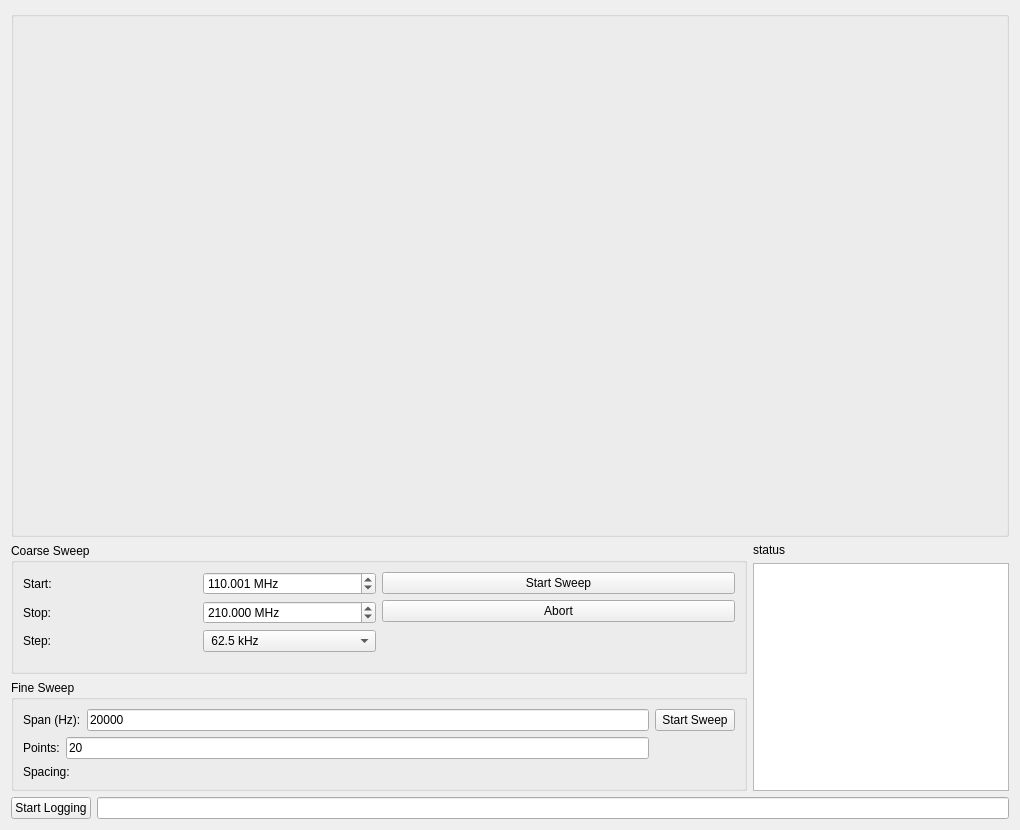
First picture: the form in apps/uis/basic_sweep.ui, repository ColumbiaCMB/kid_readout, before the edit.
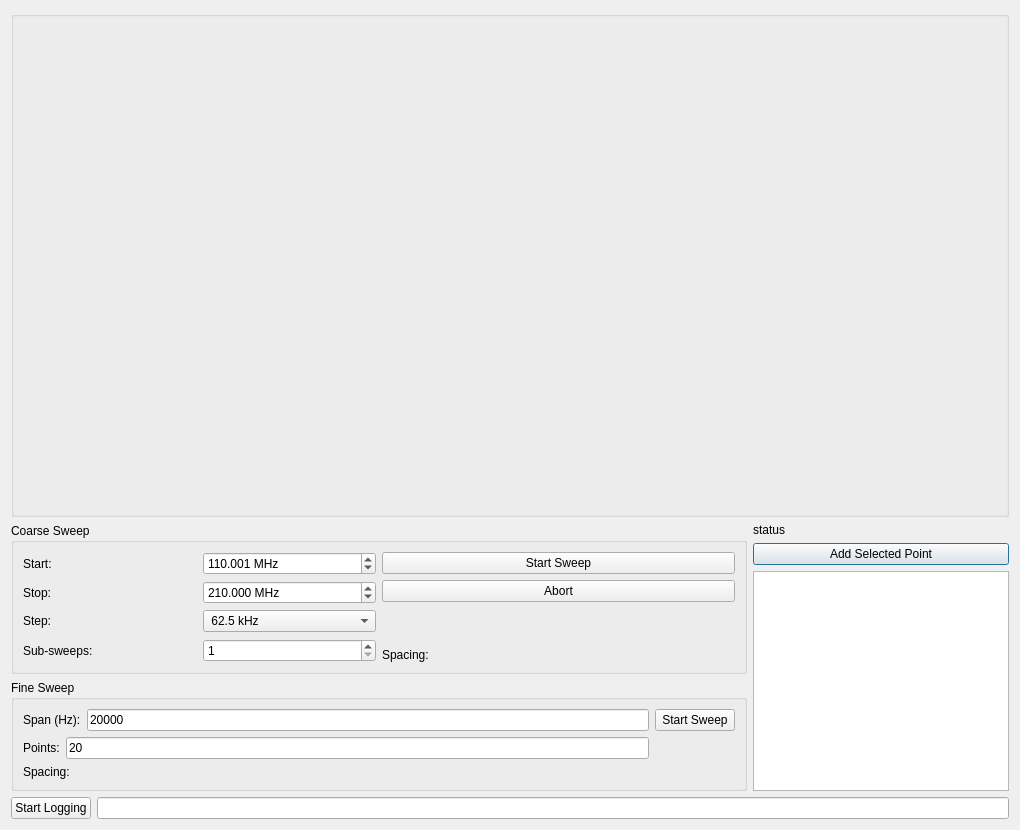
Second picture: the form after the edit.

Commit message: coarse subsweep function added, seems to work

```diff
--- a/apps/uis/basic_sweep.ui
+++ b/apps/uis/basic_sweep.ui
@@ -169,6 +169,27 @@
                 </property>
                </spacer>
               </item>
+              <item>
+               <layout class="QHBoxLayout" name="horizontalLayout_11">
+                <item>
+                 <widget class="QLabel" name="label_5">
+                  <property name="text">
+                   <string>Sub-sweeps:</string>
+                  </property>
+                 </widget>
+                </item>
+                <item>
+                 <widget class="QSpinBox" name="spin_subsweeps">
+                  <property name="minimum">
+                   <number>1</number>
+                  </property>
+                  <property name="maximum">
+                   <number>200</number>
+                  </property>
+                 </widget>
+                </item>
+               </layout>
+              </item>
              </layout>
             </item>
             <item>
@@ -206,6 +227,13 @@
                 </property>
                </spacer>
               </item>
+              <item>
+               <widget class="QLabel" name="label_coarse_info">
+                <property name="text">
+                 <string>Spacing:</string>
+                </property>
+               </widget>
+              </item>
              </layout>
             </item>
            </layout>
@@ -307,6 +335,13 @@
          </property>
         </widget>
        </item>
+       <item>
+        <widget class="QPushButton" name="push_add_resonator">
+         <property name="text">
+          <string>Add Selected Point</string>
+         </property>
+        </widget>
+       </item>
        <item>
         <widget class="QTableWidget" name="tableview_freqs">
          <property name="sizePolicy">
```
The commit also changes 2 other files.
